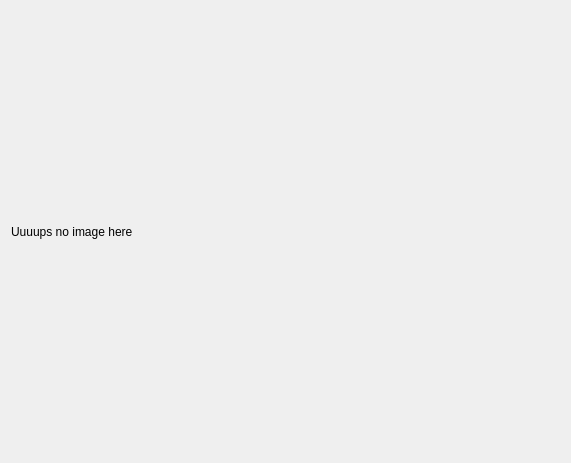
Above: previewdialog.ui from crapp/qbasetoimage before the change. Below: the same form after it.
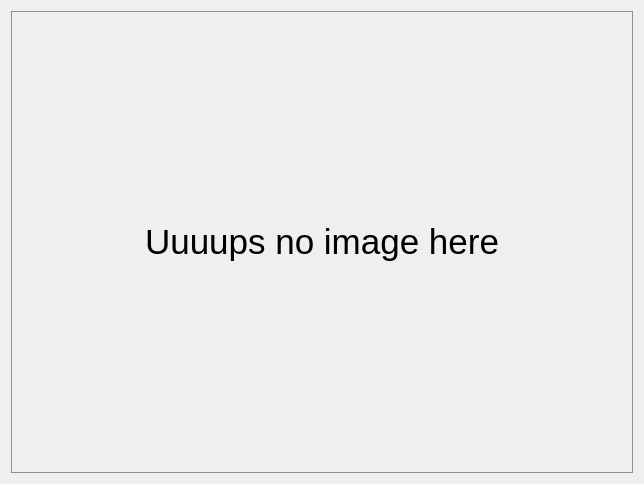
That is the form after the change.

Diff of the .ui file:
```diff
--- a/previewdialog.ui
+++ b/previewdialog.ui
@@ -6,22 +6,55 @@
    <rect>
     <x>0</x>
     <y>0</y>
-    <width>571</width>
-    <height>463</height>
+    <width>640</width>
+    <height>480</height>
    </rect>
   </property>
+  <property name="sizePolicy">
+   <sizepolicy hsizetype="Preferred" vsizetype="Preferred">
+    <horstretch>0</horstretch>
+    <verstretch>0</verstretch>
+   </sizepolicy>
+  </property>
   <property name="windowTitle">
    <string>Dialog</string>
   </property>
   <layout class="QGridLayout" name="gridLayout">
    <item row="0" column="0">
     <widget class="QLabel" name="PreviewLabel">
+     <property name="sizePolicy">
+      <sizepolicy hsizetype="Preferred" vsizetype="Preferred">
+       <horstretch>0</horstretch>
+       <verstretch>0</verstretch>
+      </sizepolicy>
+     </property>
+     <property name="minimumSize">
+      <size>
+       <width>622</width>
+       <height>462</height>
+      </size>
+     </property>
+     <property name="font">
+      <font>
+       <pointsize>26</pointsize>
+      </font>
+     </property>
+     <property name="autoFillBackground">
+      <bool>false</bool>
+     </property>
+     <property name="styleSheet">
+      <string notr="true">border: 1px solid rgb(144, 142, 148);
+</string>
+     </property>
      <property name="text">
       <string>Uuuups no image here</string>
      </property>
      <property name="textFormat">
       <enum>Qt::AutoText</enum>
      </property>
+     <property name="alignment">
+      <set>Qt::AlignCenter</set>
+     </property>
     </widget>
    </item>
   </layout>
```
Left out of the diff: 3 changed lines with no effect on the pictures.
